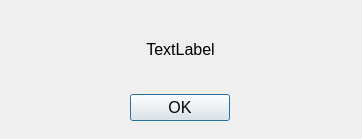
Qt form src/ok-dialog.ui (sc0000/hfmdd-video-system) before a commit.
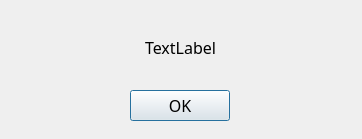
The same form after that commit.

Patch:
```diff
--- a/src/ok-dialog.ui
+++ b/src/ok-dialog.ui
@@ -18,6 +18,7 @@
   </property>
   <property name="font">
    <font>
+    <family>DaxOT</family>
     <pointsize>12</pointsize>
    </font>
   </property>
@@ -41,6 +42,7 @@
       </property>
       <property name="font">
        <font>
+        <family>DaxOT</family>
         <pointsize>12</pointsize>
        </font>
       </property>
```
